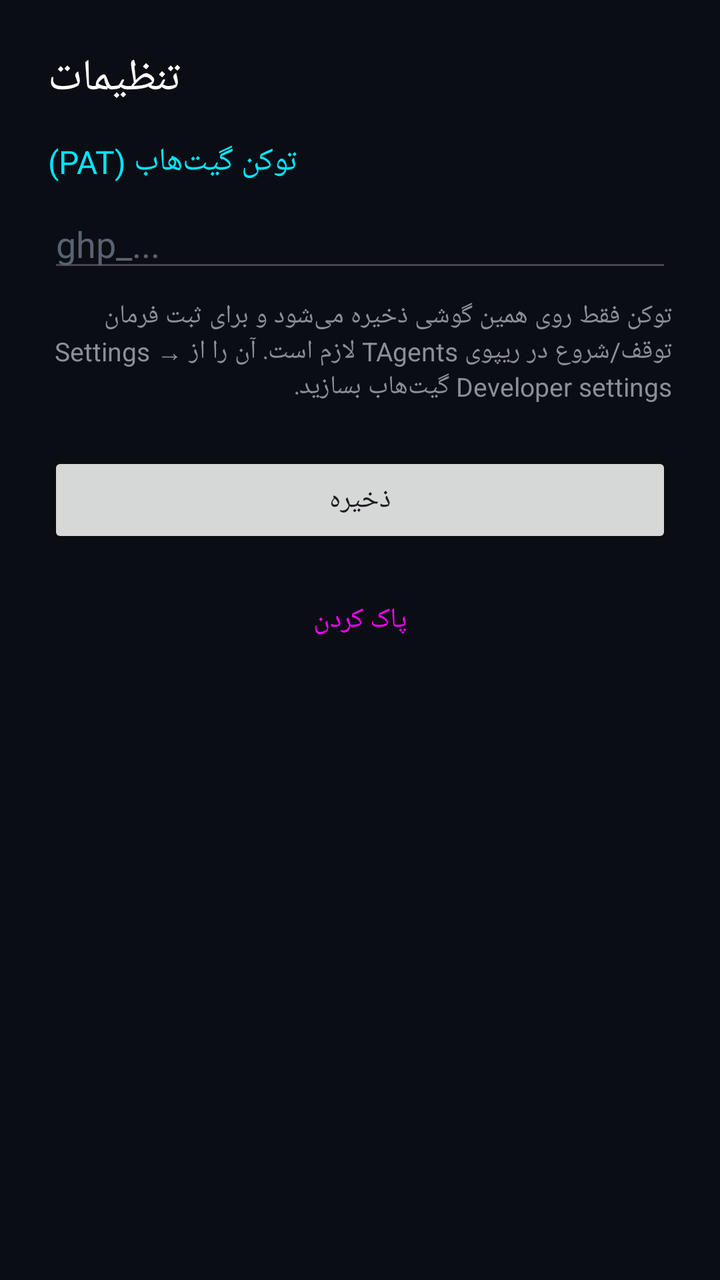
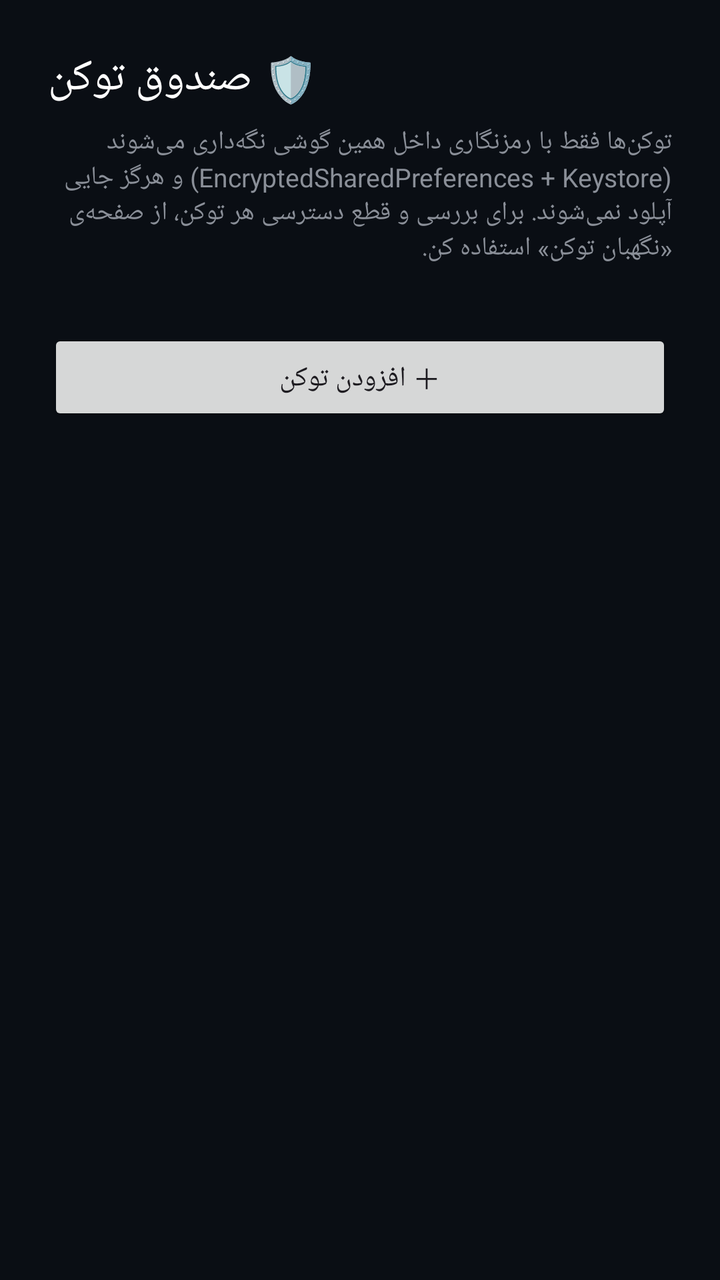

Two renders of the same Android screen: before a commit and after it. Below are the layout's source before the change and the commit's diff.
<!-- AndroidManifest.xml: activity theme Theme.TAgents -->
<!-- res/layout/activity_settings.xml -->
<?xml version="1.0" encoding="utf-8"?>
<LinearLayout
    xmlns:android="http://schemas.android.com/apk/res/android"
    android:layout_width="match_parent"
    android:layout_height="match_parent"
    android:orientation="vertical"
    android:padding="24dp"
    android:background="@color/bg">

    <TextView
        android:layout_width="wrap_content"
        android:layout_height="wrap_content"
        android:text="@string/settings_title"
        android:textSize="22sp"
        android:textColor="#ffffff"
        android:layout_marginBottom="16dp" />

    <TextView
        android:layout_width="wrap_content"
        android:layout_height="wrap_content"
        android:text="@string/token_label"
        android:textColor="#00e5ff"
        android:textSize="16sp"
        android:layout_marginBottom="8dp" />

    <EditText
        android:id="@+id/tokenInput"
        android:layout_width="match_parent"
        android:layout_height="wrap_content"
        android:inputType="textPassword"
        android:hint="ghp_..."
        android:textColor="#ffffff"
        android:textColorHint="#5a6270"
        android:layout_marginBottom="8dp" />

    <TextView
        android:layout_width="wrap_content"
        android:layout_height="wrap_content"
        android:text="@string/token_hint"
        android:textColor="#8a8f98"
        android:textSize="13sp"
        android:layout_marginBottom="24dp" />

    <Button
        android:id="@+id/saveBtn"
        android:layout_width="match_parent"
        android:layout_height="wrap_content"
        android:text="@string/save"
        android:layout_marginBottom="12dp" />

    <Button
        android:id="@+id/clearBtn"
        android:layout_width="match_parent"
        android:layout_height="wrap_content"
        android:text="@string/clear"
        style="@style/Widget.Material3.Button.OutlinedButton" />

</LinearLayout>
<!-- resources referenced by this layout -->
<resources>
  <color name="bg">#0a0e14</color>
  <string name="clear">پاک کردن</string>
  <string name="save">ذخیره</string>
  <string name="settings_title">تنظیمات</string>
  <string name="token_hint">توکن فقط روی همین گوشی ذخیره می‌شود و برای ثبت فرمان توقف/شروع در ریپوی TAgents لازم است. آن را از Settings → Developer settings گیت‌هاب بسازید.</string>
  <string name="token_label">توکن گیت‌هاب (PAT)</string>
  <style name="Theme.TAgents" parent="Theme.Material3.DayNight.NoActionBar">
          <item name="android:statusBarColor">@color/bg</item>
          <item name="android:windowBackground">@color/bg</item>
      </style>
</resources>

<!-- the commit's change to res/layout/activity_settings.xml (unified diff, before → after) -->
@@ -1,58 +1,44 @@
 <?xml version="1.0" encoding="utf-8"?>
-<LinearLayout
+<ScrollView
     xmlns:android="http://schemas.android.com/apk/res/android"
     android:layout_width="match_parent"
     android:layout_height="match_parent"
-    android:orientation="vertical"
-    android:padding="24dp"
     android:background="@color/bg">
 
-    <TextView
-        android:layout_width="wrap_content"
-        android:layout_height="wrap_content"
-        android:text="@string/settings_title"
-        android:textSize="22sp"
-        android:textColor="#ffffff"
-        android:layout_marginBottom="16dp" />
-
-    <TextView
-        android:layout_width="wrap_content"
-        android:layout_height="wrap_content"
-        android:text="@string/token_label"
-        android:textColor="#00e5ff"
-        android:textSize="16sp"
-        android:layout_marginBottom="8dp" />
-
-    <EditText
-        android:id="@+id/tokenInput"
+    <LinearLayout
         android:layout_width="match_parent"
         android:layout_height="wrap_content"
-        android:inputType="textPassword"
-        android:hint="ghp_..."
-        android:textColor="#ffffff"
-        android:textColorHint="#5a6270"
-        android:layout_marginBottom="8dp" />
+        android:orientation="vertical"
+        android:padding="24dp">
 
-    <TextView
-        android:layout_width="wrap_content"
-        android:layout_height="wrap_content"
-        android:text="@string/token_hint"
-        android:textColor="#8a8f98"
-        android:textSize="13sp"
-        android:layout_marginBottom="24dp" />
+        <TextView
+            android:layout_width="wrap_content"
+            android:layout_height="wrap_content"
+            android:text="@string/vault_title"
+            android:textSize="22sp"
+            android:textColor="#ffffff"
+            android:layout_marginBottom="8dp" />
 
-    <Button
-        android:id="@+id/saveBtn"
-        android:layout_width="match_parent"
-        android:layout_height="wrap_content"
-        android:text="@string/save"
-        android:layout_marginBottom="12dp" />
+        <TextView
+            android:layout_width="wrap_content"
+            android:layout_height="wrap_content"
+            android:text="@string/vault_hint"
+            android:textColor="#8a8f98"
+            android:textSize="13sp"
+            android:layout_marginBottom="16dp" />
 
-    <Button
-        android:id="@+id/clearBtn"
-        android:layout_width="match_parent"
-        android:layout_height="wrap_content"
-        android:text="@string/clear"
-        style="@style/Widget.Material3.Button.OutlinedButton" />
+        <LinearLayout
+            android:id="@+id/tokenList"
+            android:layout_width="match_parent"
+            android:layout_height="wrap_content"
+            android:orientation="vertical"
+            android:layout_marginBottom="16dp" />
 
-</LinearLayout>
+        <Button
+            android:id="@+id/addBtn"
+            android:layout_width="match_parent"
+            android:layout_height="wrap_content"
+            android:text="@string/vault_add" />
+
+    </LinearLayout>
+</ScrollView>
<!-- resource entries referenced after the edit -->
@@ -1,11 +1,9 @@
 <!-- resources referenced by this layout -->
 <resources>
   <color name="bg">#0a0e14</color>
-  <string name="clear">پاک کردن</string>
-  <string name="save">ذخیره</string>
-  <string name="settings_title">تنظیمات</string>
-  <string name="token_hint">توکن فقط روی همین گوشی ذخیره می‌شود و برای ثبت فرمان توقف/شروع در ریپوی TAgents لازم است. آن را از Settings → Developer settings گیت‌هاب بسازید.</string>
-  <string name="token_label">توکن گیت‌هاب (PAT)</string>
+  <string name="vault_add">＋ افزودن توکن</string>
+  <string name="vault_hint">توکن‌ها فقط با رمزنگاری داخل همین گوشی نگه‌داری می‌شوند (EncryptedSharedPreferences + Keystore) و هرگز جایی آپلود نمی‌شوند. برای بررسی و قطع دسترسی هر توکن، از صفحه‌ی «نگهبان توکن» استفاده کن.</string>
+  <string name="vault_title">🛡️ صندوق توکن</string>
   <style name="Theme.TAgents" parent="Theme.Material3.DayNight.NoActionBar">
           <item name="android:statusBarColor">@color/bg</item>
           <item name="android:windowBackground">@color/bg</item>
